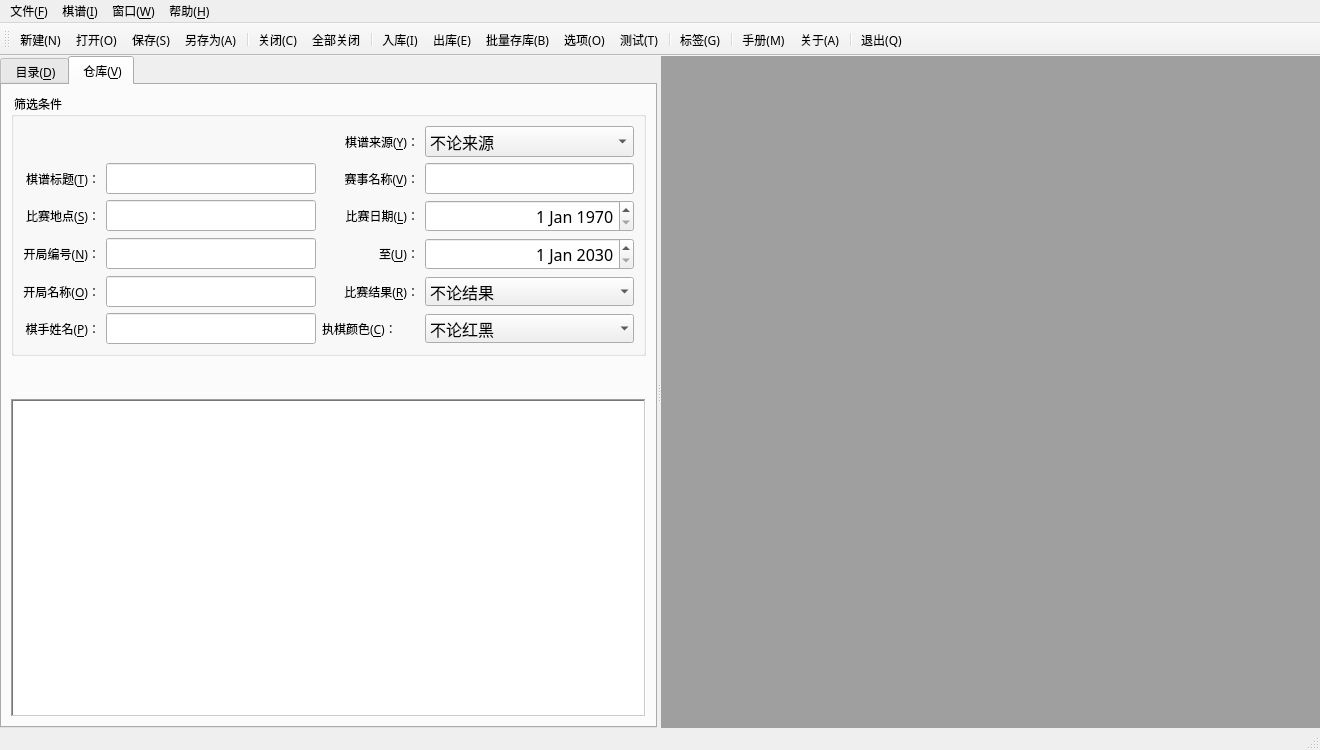
This is src/mainwindow.ui in hbsxcjp/cchess_qt as Qt 5 draws it before an edit. The edited form follows.
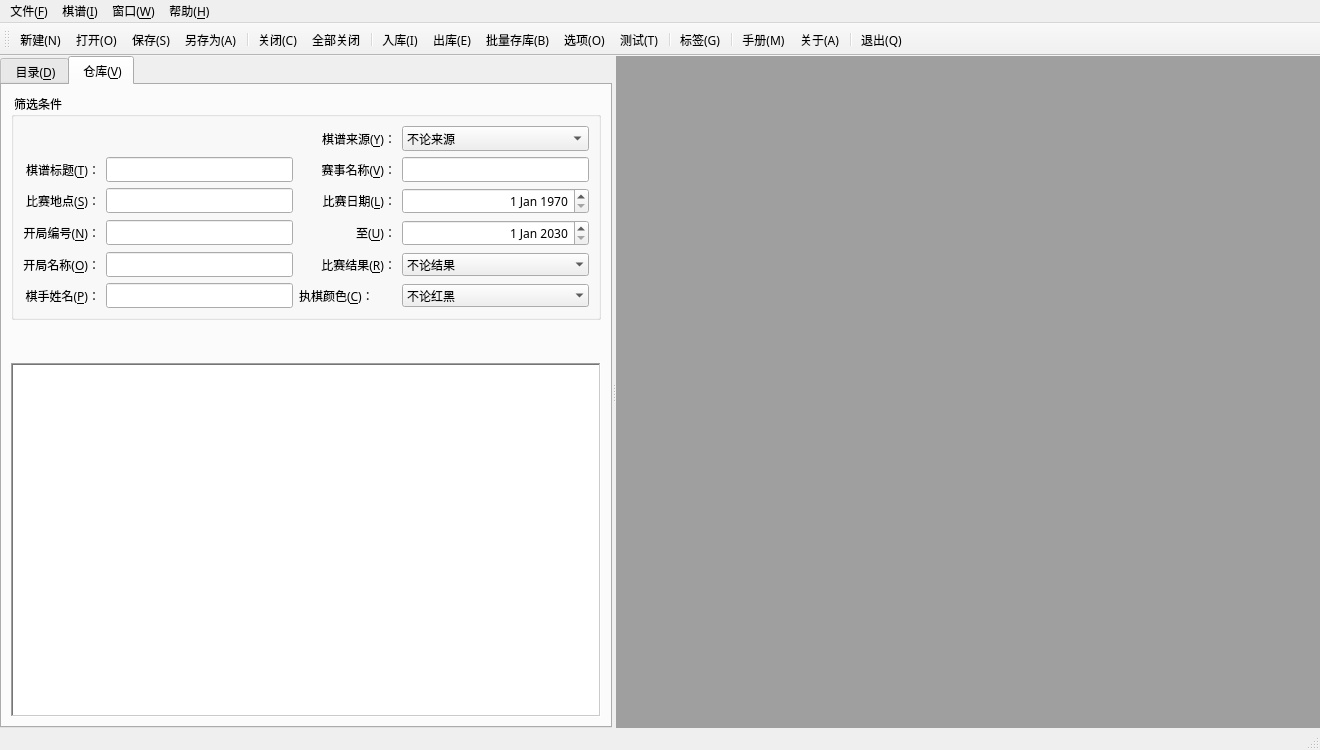
This is the edited form. Icons and pictures are not drawn.

Patch:
```diff
--- a/src/mainwindow.ui
+++ b/src/mainwindow.ui
@@ -337,8 +337,8 @@
              <widget class="QLineEdit" name="titleLineEdit">
               <property name="font">
                <font>
-                <family>新宋体</family>
-                <pointsize>12</pointsize>
+                <family>微软雅黑</family>
+                <pointsize>9</pointsize>
                </font>
               </property>
               <property name="toolTip">
@@ -384,8 +384,8 @@
              <widget class="QLineEdit" name="eccoSnLineEdit">
               <property name="font">
                <font>
-                <family>新宋体</family>
-                <pointsize>12</pointsize>
+                <family>微软雅黑</family>
+                <pointsize>9</pointsize>
                </font>
               </property>
               <property name="toolTip">
@@ -430,8 +430,8 @@
               </property>
               <property name="font">
                <font>
-                <family>新宋体</family>
-                <pointsize>12</pointsize>
+                <family>微软雅黑</family>
+                <pointsize>9</pointsize>
                </font>
               </property>
               <property name="toolTip">
@@ -513,8 +513,8 @@
               </property>
               <property name="font">
                <font>
-                <family>新宋体</family>
-                <pointsize>12</pointsize>
+                <family>微软雅黑</family>
+                <pointsize>9</pointsize>
                </font>
               </property>
               <property name="toolTip">
@@ -608,8 +608,8 @@
              <widget class="QLineEdit" name="eccoNameLineEdit">
               <property name="font">
                <font>
-                <family>新宋体</family>
-                <pointsize>12</pointsize>
+                <family>微软雅黑</family>
+                <pointsize>9</pointsize>
                </font>
               </property>
               <property name="toolTip">
@@ -765,8 +765,8 @@
               </property>
               <property name="font">
                <font>
-                <family>新宋体</family>
-                <pointsize>12</pointsize>
+                <family>微软雅黑</family>
+                <pointsize>9</pointsize>
                </font>
               </property>
               <property name="toolTip">
@@ -799,8 +799,8 @@
              <widget class="QLineEdit" name="siteLineEdit">
               <property name="font">
                <font>
-                <family>新宋体</family>
-                <pointsize>12</pointsize>
+                <family>微软雅黑</family>
+                <pointsize>9</pointsize>
                </font>
               </property>
               <property name="toolTip">
@@ -845,8 +845,8 @@
               </property>
               <property name="font">
                <font>
-                <family>新宋体</family>
-                <pointsize>12</pointsize>
+                <family>微软雅黑</family>
+                <pointsize>9</pointsize>
                </font>
               </property>
               <property name="toolTip">
@@ -895,8 +895,8 @@
               </property>
               <property name="font">
                <font>
-                <family>新宋体</family>
-                <pointsize>12</pointsize>
+                <family>微软雅黑</family>
+                <pointsize>9</pointsize>
                </font>
               </property>
               <property name="toolTip">
@@ -946,8 +946,8 @@
              <widget class="QLineEdit" name="eventLineEdit">
               <property name="font">
                <font>
-                <family>新宋体</family>
-                <pointsize>12</pointsize>
+                <family>微软雅黑</family>
+                <pointsize>9</pointsize>
                </font>
               </property>
               <property name="toolTip">
@@ -1017,8 +1017,8 @@
               </property>
               <property name="font">
                <font>
-                <family>新宋体</family>
-                <pointsize>12</pointsize>
+                <family>微软雅黑</family>
+                <pointsize>9</pointsize>
                </font>
               </property>
               <property name="toolTip">
@@ -1220,6 +1220,7 @@
            <property name="font">
             <font>
              <family>微软雅黑</family>
+             <pointsize>9</pointsize>
             </font>
            </property>
            <property name="toolTip">
```
Left out of the diff: 17 changed lines with no effect on the pictures.
